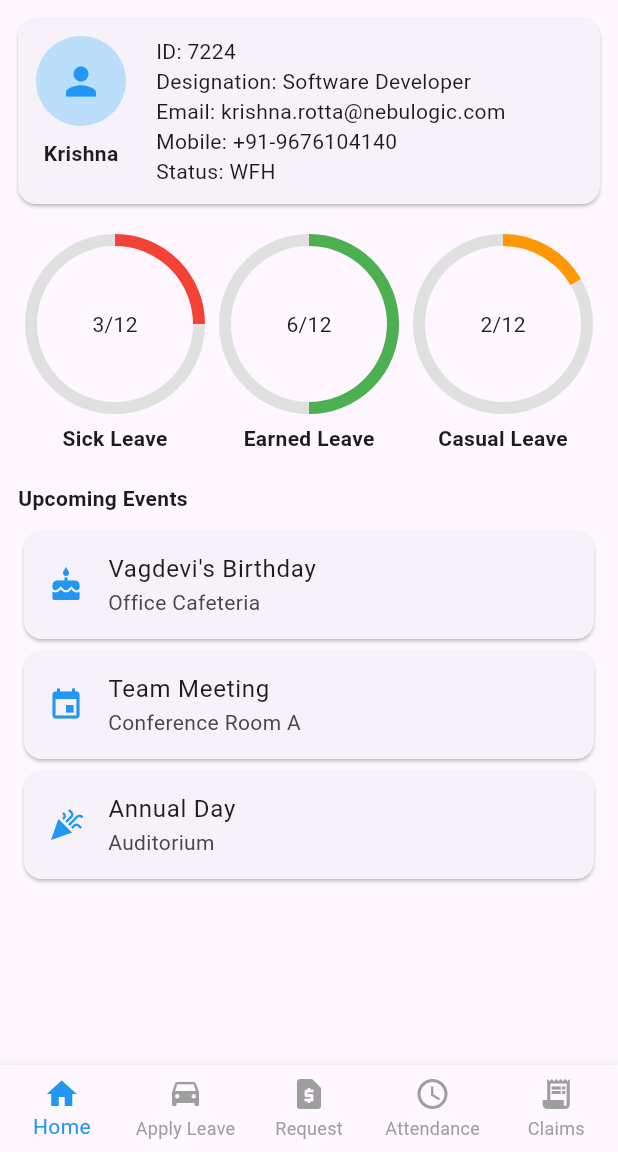
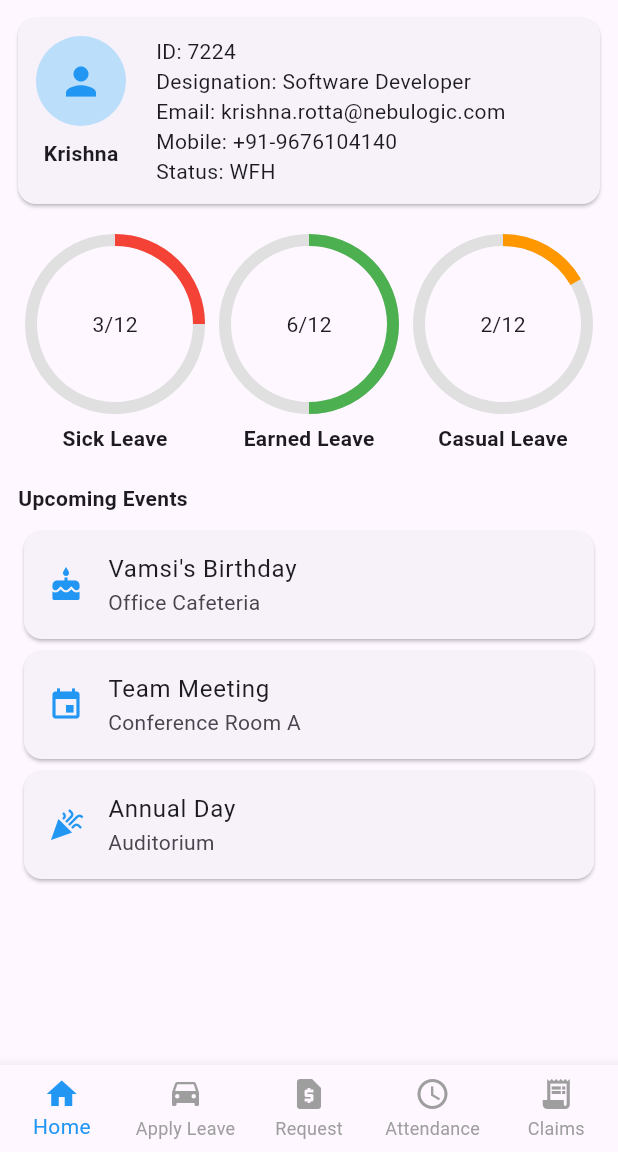
Before and after one commit to RottaKrishna/HRMS, a Flutter app: the EmployeeDashboard screen opened directly, on a phone screen of 412 x 824 dp, the part 84-1236 px from its top. Run offline on Flutter 3.47's test engine with Material 3 defaults, Android fonts, the phone set to English and light mode, and no system bars; drawn by our look-alikes of percent_indicator; our stand-ins replace dio, open_file, permission_handler.

```diff
--- a/lib/screens/employee_dashboard.dart
+++ b/lib/screens/employee_dashboard.dart
@@ -150,7 +150,7 @@ class EmployeeDashboardBody extends StatelessWidget {
               children: [
                 Text("Upcoming Events", style: TextStyle(fontWeight: FontWeight.bold)),
                 SizedBox(height: 8),
-                eventTile(Icons.cake, "Vagdevi's Birthday", "Office Cafeteria"),
+                eventTile(Icons.cake, "Vamsi's Birthday", "Office Cafeteria"),
                 eventTile(Icons.event, "Team Meeting", "Conference Room A"),
                 eventTile(Icons.celebration, "Annual Day", "Auditorium"),
               ],
--- a/lib/screens/profile.dart
+++ b/lib/screens/profile.dart
@@ -8,7 +8,7 @@ class ProfilePage extends StatelessWidget {
   Widget build(BuildContext context) {
     return Scaffold(
       appBar: AppBar(
-        automaticallyImplyLeading: false,
+        // automaticallyImplyLeading: false,
         centerTitle: true,
         title: Text(
           'Employee Profile',
```
Also changed, not shown: 1 other file.
